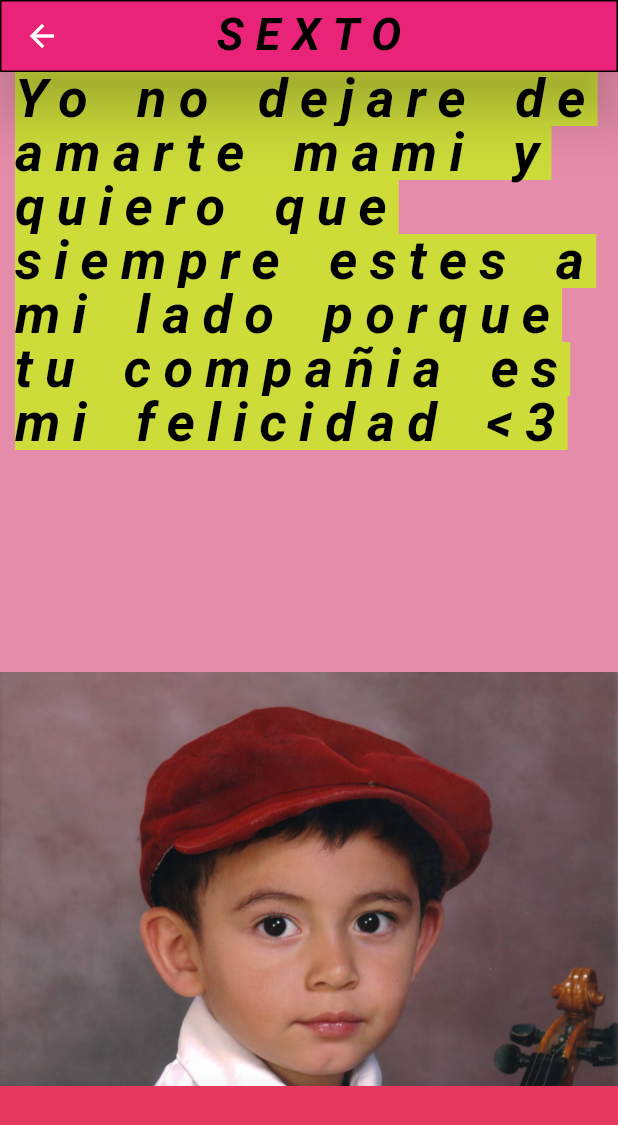
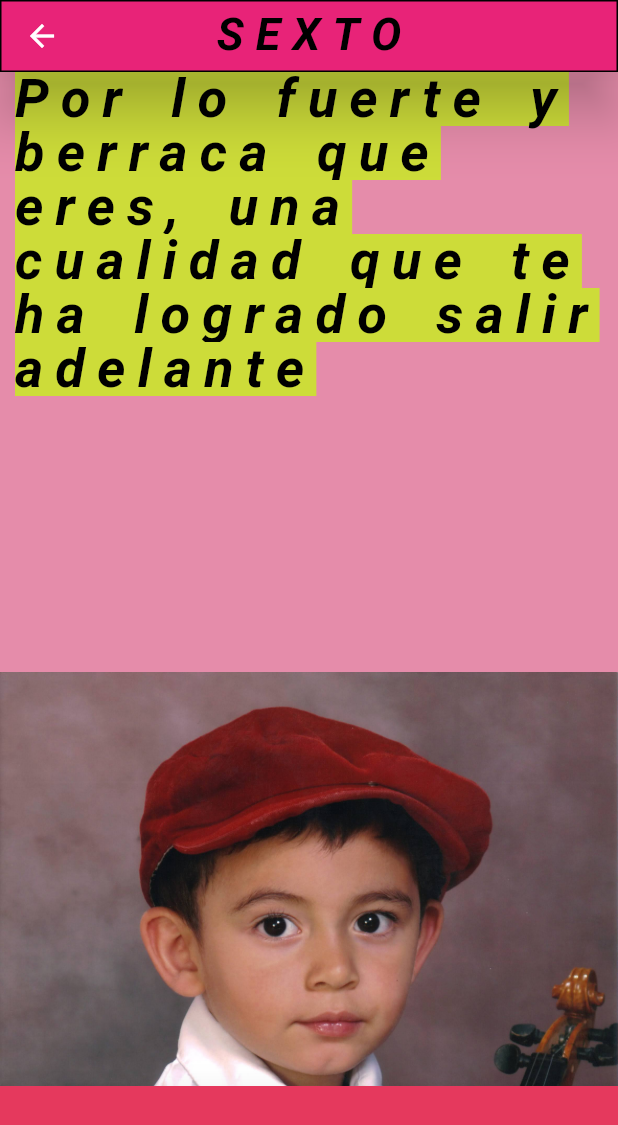
Before and after one commit to KahanaEnder/dia_de_la_madre, a Flutter app: the screen it shows after launch, in the side drawer, after a tap on the "delete" icon, on a phone screen of 412 x 824 dp. Shown: the top 1125 px of the screen. Run offline on Flutter 3.47's test engine with Material 3 defaults, Android fonts, the phone set to English and light mode, and no system bars; missing offline and left inert: window_size; Roboto replaces fonts that are missing (Monocraft).

```diff
--- a/lib/src/components/my_materials.dart
+++ b/lib/src/components/my_materials.dart
@@ -309,6 +309,7 @@ class MyMaterials extends StatelessWidget {
 
 
   TooltipThemeData myTooltipThemes() => TooltipThemeData(
+    decoration: BoxDecoration(color: AppColors.background,borderRadius: BorderRadius.circular(5)),
     enableFeedback: true,
     excludeFromSemantics: false,
     height: 20,
--- a/lib/src/core/view/my_home_page.dart
+++ b/lib/src/core/view/my_home_page.dart
@@ -99,7 +99,7 @@ class _MyHomePageState extends State<MyHomePage> {
           ),
         ),
         appBar: AppBar(
-          title: Text("PARA MAMI",style: Theme.of(context).textTheme.titleMedium,),
+          title: Text("TUS HIJOS",style: Theme.of(context).textTheme.titleMedium,),
           // No se especifica 'leading' para mantener el ícono de menú predeterminado
           actions: [
             Row(
@@ -149,9 +149,9 @@ class _MyHomePageState extends State<MyHomePage> {
             mainAxisAlignment: MainAxisAlignment.spaceBetween,
             spacing: 20,
             children: [
-              Expanded(child: ElevatedButton(onPressed: (){}, child: Icon(Icons.delete))),
-              Expanded(child: ElevatedButton(onPressed: (){}, child: Icon(Icons.account_box))),
-              Expanded(child: ElevatedButton(onPressed: (){}, child: Icon(Icons.settings)))
+              Expanded(child: Tooltip(message: "Borrar",child: ElevatedButton(onPressed: (){}, child: Icon(Icons.delete)))),
+              Expanded(child: Tooltip(message: "Mi Mami",child: ElevatedButton(onPressed: (){}, child: Icon(Icons.account_box)))),
+              Expanded(child: Tooltip(message:"Opciones",child: ElevatedButton(onPressed: (){}, child: Icon(Icons.settings))))
             ],
           ),
 
--- a/lib/src/core/view/reasons/reason_screen.dart
+++ b/lib/src/core/view/reasons/reason_screen.dart
@@ -67,7 +67,7 @@ class ReasonScreen2 extends StatelessWidget { ///[Pantalla 2]
     return const ReasonWidget(
       title: "SEGUNDO",
       message: "Yo no dejare de amarte mami y quiero que siempre estes a mi lado porque tu compañia es mi felicidad <3",
-      messagePath: "assets/images/a (2).jpg",); //Implementar poder cambiar valores
+      messagePath: "assets/images/a (2).jpg",);
   }
 }
 
@@ -78,8 +78,8 @@ class ReasonScreen3 extends StatelessWidget { ///[Pantalla 3]
   Widget build(BuildContext context) {
     return const ReasonWidget(
       title: "TERCERO",
-      message: "Yo no dejare de amarte mami y quiero que siempre estes a mi lado porque tu compañia es mi felicidad <3",
-      messagePath: "assets/images/a (3).jpg",); //Implementar poder cambiar valores
+      message: "Me apoyas en todo y valoro muchisimo eso, sé que siempre puedo contar contigo para lo que necesite",
+      messagePath: "assets/images/a (3).jpg",);
   }
 }
 
@@ -90,8 +90,8 @@ class ReasonScreen4 extends StatelessWidget { ///[Pantalla 4]
   Widget build(BuildContext context) {
     return const ReasonWidget(
       title: "CUARTO",
-      message: "Yo no dejare de amarte mami y quiero que siempre estes a mi lado porque tu compañia es mi felicidad <3",
-      messagePath: "assets/images/a (4).jpg",); //Implementar poder cambiar valores
+      message: "Amas mucho a los ponchos y tienen una excelente mamá que se preocupa y cuida de ellos",
+      messagePath: "assets/images/a (4).jpg",);
   }
 }
 
@@ -102,8 +102,8 @@ class ReasonScreen5 extends StatelessWidget { ///[Pantalla 5]
   Widget build(BuildContext context) {
     return const ReasonWidget(
       title: "QUINTO",
-      message: "Yo no dejare de amarte mami y quiero que siempre estes a mi lado porque tu compañia es mi felicidad <3",
-      messagePath: "assets/images/a (5).jpg",); //Implementar poder cambiar valores
+      message: "Has sido receptiva y escuchas lo que te digo siempre porque tienes ambiciones y vas centrada en querer ser mejor",
+      messagePath: "assets/images/a (5).jpg",);
   }
 }
 
@@ -114,8 +114,8 @@ class ReasonScreen6 extends StatelessWidget { ///[Pantalla 6]
   Widget build(BuildContext context) {
     return const ReasonWidget(
       title: "SEXTO",
-      message: "Yo no dejare de amarte mami y quiero que siempre estes a mi lado porque tu compañia es mi felicidad <3",
-      messagePath: "assets/images/a (6).jpg",); //Implementar poder cambiar valores
+      message: "Por lo fuerte y berraca que eres, una cualidad que te ha logrado salir adelante",
+      messagePath: "assets/images/a (6).jpg",);
   }
 }
 
@@ -126,8 +126,8 @@ class ReasonScreen7 extends StatelessWidget { ///[Pantalla 7]
   Widget build(BuildContext context) {
     return const ReasonWidget(
       title: "SEPTIMO",
-      message: "Yo no dejare de amarte mami y quiero que siempre estes a mi lado porque tu compañia es mi felicidad <3",
-      messagePath: "assets/images/a (7).jpg",); //Implementar poder cambiar valores
+      message: "Porque siempre has estado presente y has querido lo mejor para mi",
+      messagePath: "assets/images/a (7).jpg",);
   }
 }
 
@@ -138,7 +138,7 @@ class ReasonScreenExtra extends StatelessWidget { ///[Pantalla 8]
   Widget build(BuildContext context) {
     return const ReasonWidget(
       title: "EXTRA",
-      message: "Yo no dejare de amarte mami y quiero que siempre estes a mi lado porque tu compañia es mi felicidad <3",
-      messagePath: "assets/images/a (8).jpg",); //Implementar poder cambiar valores
+      message: "Porque siempre habra una razón extra para amarte",
+      messagePath: "assets/images/a (8).jpg",);
   }
 }
```
